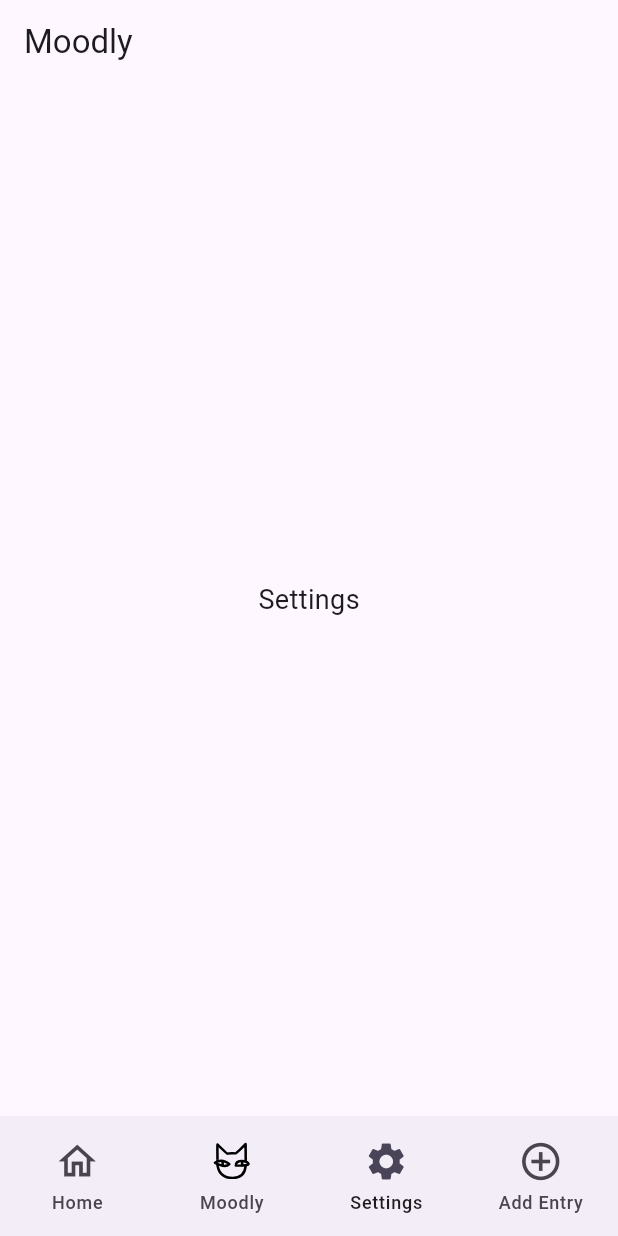
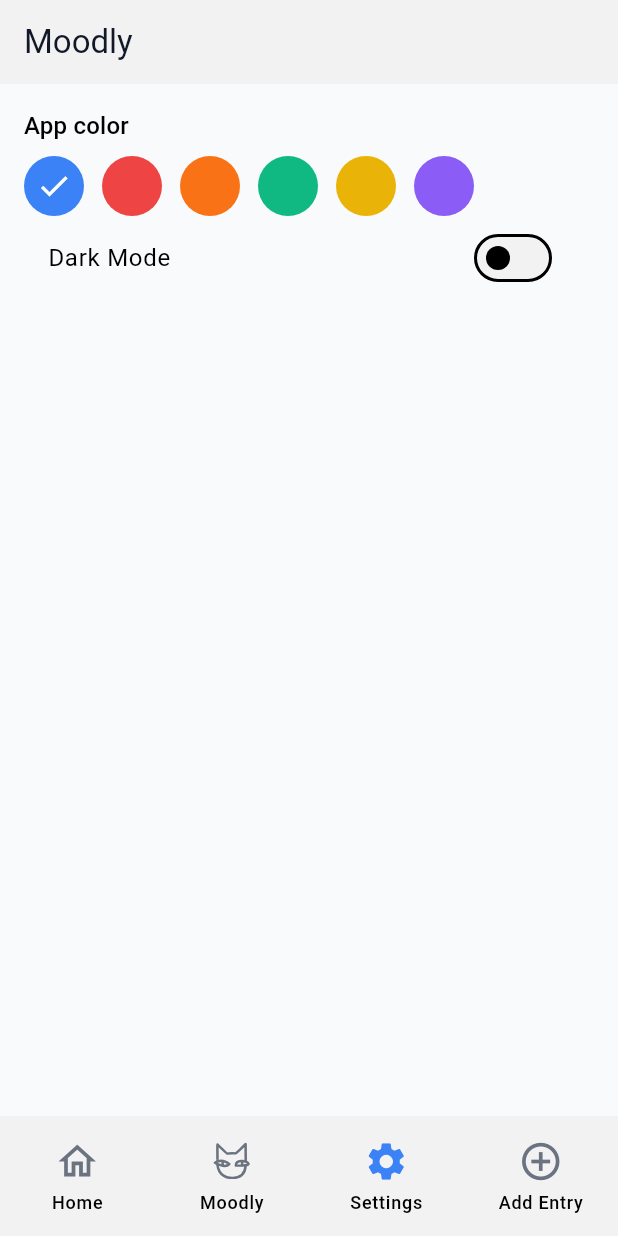
Before and after one commit to codemalcolm/moodly_client, a Flutter app: the screen it shows after launch, item 3 of the bottom bar chosen, on a phone screen of 412 x 824 dp. Run offline on Flutter 3.47's test engine with Material 3 defaults, Android fonts, the phone set to English and light mode, and no system bars; our stand-ins replace flutter_svg; network calls fail; project files that could hold a hidden picture were left out.

Commit message:
add color- and app-theme to lib with temporary settings screen

```diff
--- a/lib/main.dart
+++ b/lib/main.dart
@@ -1,15 +1,27 @@
 import 'package:flutter/material.dart';
+import 'package:moodly_client/theme/theme_notifier.dart';
 import 'package:moodly_client/widgets/app_scaffold.dart';
+import 'package:provider/provider.dart';
 
-void main() => runApp(MyApp());
+void main() {
+  runApp(
+    ChangeNotifierProvider(
+      create: (_) => ThemeNotifier(),
+      child: const MyApp(),
+    ),
+  );
+}
 
 class MyApp extends StatelessWidget {
   const MyApp({super.key});
 
   @override
   Widget build(BuildContext context) {
+    final themeNotifier = Provider.of<ThemeNotifier>(context);
+
     return MaterialApp(
       title: 'Flutter + Node + Mongo',
+      theme: themeNotifier.theme,
       initialRoute: '/day-view',
       routes: {
         '/day-view': (context) => const AppScaffold(currentIndex: 0),
--- a/lib/screens/new_entry_screen.dart
+++ b/lib/screens/new_entry_screen.dart
@@ -27,12 +27,21 @@ class NewEntryScreen extends StatelessWidget {
             ),
           ),
           SizedBox(height: 20),
+          TextField(
+            maxLines: 5,
+            decoration: InputDecoration(
+              labelText: 'Add image to your entry',
+              icon: Icon(Icons.photo),
+              border: OutlineInputBorder(),
+            ),
+          ),
+          SizedBox(height: 20),
           ElevatedButton(
             onPressed: () {
-              // Später: abspeichern
-              ScaffoldMessenger.of(context).showSnackBar(
-                SnackBar(content: Text('Entry saved (not really 😄)')),
-              );
+              // TODO: save the entry.
+              ScaffoldMessenger.of(
+                context,
+              ).showSnackBar(SnackBar(content: Text('Entry saved (TODO)')));
             },
             child: Text('Save'),
           ),
--- a/lib/screens/settings_screen.dart
+++ b/lib/screens/settings_screen.dart
@@ -1,10 +1,52 @@
 import 'package:flutter/material.dart';
+import 'package:moodly_client/theme/theme_notifier.dart';
+import 'package:provider/provider.dart';
+import '../theme/app_theme.dart';
 
 class SettingsScreen extends StatelessWidget {
   const SettingsScreen({super.key});
 
   @override
   Widget build(BuildContext context) {
-    return Center(child: Text('Settings', style: TextStyle(fontSize: 18)));
+    final themeNotifier = Provider.of<ThemeNotifier>(context);
+
+    return ListView(
+      padding: const EdgeInsets.all(16),
+      children: [
+        Text('App color', style: Theme.of(context).textTheme.titleMedium),
+        const SizedBox(height: 8),
+        Wrap(
+          spacing: 12,
+          children:
+              [
+                AccentColors.blue,
+                AccentColors.red,
+                AccentColors.orange,
+                AccentColors.green,
+                AccentColors.yellow,
+                AccentColors.purple,
+              ].map((color) {
+                return GestureDetector(
+                  onTap: () => themeNotifier.setPrimaryColor(color),
+                  child: CircleAvatar(
+                    radius: 20,
+                    backgroundColor: color,
+                    child:
+                        themeNotifier.primaryColor == color
+                            ? const Icon(Icons.check, color: Colors.white)
+                            : null,
+                  ),
+                );
+              }).toList(),
+        ),
+        SwitchListTile(
+          title: const Text('Dark Mode'),
+          value: themeNotifier.isDarkMode,
+          onChanged: (value) {
+            themeNotifier.toggleDarkMode(value);
+          },
+        ),
+      ],
+    );
   }
 }
--- /dev/null
+++ b/lib/theme/app_theme.dart
@@ -0,0 +1,94 @@
+import 'package:flutter/material.dart';
+
+class LightColors {
+  static const background = Color(0xFFF9FAFB);
+  static const surface = Color(0xFFF2F2F2);
+  static const secondary = Color(0xFF6B7280);
+  static const textPrimary = Color(0xFF111827);
+  static const textSecondary = Color(0xFF6B7280);
+  static const border = Color(0xFFE5E7EB);
+}
+
+class DarkColors {
+  static const background = Color(0xFF121212);
+  static const surface = Color(0xFF1E1E1E);
+  static const secondary = Color(0xFF9CA3AF);
+  static const textPrimary = Color(0xFFF9FAFB);
+  static const textSecondary = Color(0xFF9CA3AF);
+  static const border = Color(0xFF2C2C2C);
+}
+
+class AccentColors {
+  static const blue = Color(0xFF3B82F6);
+  static const red = Color(0xFFEF4444);
+  static const orange = Color(0xFFF97316);
+  static const green = Color(0xFF10B981);
+  static const yellow = Color(0xFFEAB308);
+  static const purple = Color(0xFF8B5CF6);
+}
+
+class AppTheme {
+  static ThemeData lightTheme(Color primaryColor) {
+    return ThemeData(
+      brightness: Brightness.light,
+      scaffoldBackgroundColor: LightColors.background,
+      primaryColor: primaryColor,
+      cardColor: LightColors.surface,
+      dividerColor: LightColors.border,
+      colorScheme: ColorScheme.light(
+        primary: primaryColor,
+        secondary: LightColors.secondary,
+        surface: LightColors.surface,
+      ),
+      textTheme: const TextTheme(
+        bodyMedium: TextStyle(color: LightColors.textPrimary),
+      ),
+      appBarTheme: const AppBarTheme(
+        backgroundColor: LightColors.surface,
+        foregroundColor: LightColors.textPrimary,
+        elevation: 0,
+      ),
+      inputDecorationTheme: InputDecorationTheme(
+        filled: true,
+        fillColor: LightColors.surface,
+        border: OutlineInputBorder(
+          borderSide: BorderSide(color: LightColors.border),
+          borderRadius: BorderRadius.circular(8),
+        ),
+      ),
+      useMaterial3: true,
+    );
+  }
+
+  static ThemeData darkTheme(Color primaryColor) {
+    return ThemeData(
+      brightness: Brightness.dark,
+      scaffoldBackgroundColor: DarkColors.background,
+      primaryColor: primaryColor,
+      cardColor: DarkColors.surface,
+      dividerColor: DarkColors.border,
+      colorScheme: ColorScheme.dark(
+        primary: primaryColor,
+        secondary: DarkColors.secondary,
+        surface: DarkColors.surface,
+      ),
+      textTheme: const TextTheme(
+        bodyMedium: TextStyle(color: DarkColors.textPrimary),
+      ),
+      appBarTheme: const AppBarTheme(
+        backgroundColor: DarkColors.surface,
+        foregroundColor: DarkColors.textPrimary,
+        elevation: 0,
+      ),
+      inputDecorationTheme: InputDecorationTheme(
+        filled: true,
+        fillColor: DarkColors.surface,
+        border: OutlineInputBorder(
+          borderSide: BorderSide(color: DarkColors.border),
+          borderRadius: BorderRadius.circular(8),
+        ),
+      ),
+      useMaterial3: true,
+    );
+  }
+}
--- /dev/null
+++ b/lib/theme/theme_notifier.dart
@@ -0,0 +1,34 @@
+import 'package:flutter/material.dart';
+import 'package:moodly_client/theme/app_theme.dart';
+
+class ThemeNotifier extends ChangeNotifier {
+  late ThemeData _currentTheme;
+  bool _isDarkMode = false;
+  Color _primaryColor = AccentColors.blue;
+
+  ThemeNotifier() {
+    _currentTheme = AppTheme.lightTheme(_primaryColor);
+  }
+
+  ThemeData get theme => _currentTheme;
+  bool get isDarkMode => _isDarkMode;
+  Color get primaryColor => _primaryColor;
+
+  void toggleDarkMode(bool isDark) {
+    _isDarkMode = isDark;
+    _currentTheme =
+        isDark
+            ? AppTheme.darkTheme(_primaryColor)
+            : AppTheme.lightTheme(_primaryColor);
+    notifyListeners();
+  }
+
+  void setPrimaryColor(Color color) {
+    _primaryColor = color;
+    _currentTheme =
+        _isDarkMode
+            ? AppTheme.darkTheme(_primaryColor)
+            : AppTheme.lightTheme(_primaryColor);
+    notifyListeners();
+  }
+}
--- a/lib/widgets/app_scaffold.dart
+++ b/lib/widgets/app_scaffold.dart
@@ -37,9 +37,17 @@ class AppScaffold extends StatelessWidget {
         },
         indicatorColor: Colors.transparent,
         destinations: <NavigationDestination>[
-          const NavigationDestination(
-            icon: Icon(Icons.home_outlined, size: 30.0),
-            selectedIcon: Icon(Icons.home, size: 30.0),
+          NavigationDestination(
+            icon: Icon(
+              Icons.home_outlined,
+              size: 30.0,
+              color: Theme.of(context).colorScheme.secondary,
+            ),
+            selectedIcon: Icon(
+              Icons.home,
+              size: 30.0,
+              color: Theme.of(context).colorScheme.primary,
+            ),
             label: 'Home',
           ),
           NavigationDestination(
@@ -47,24 +55,46 @@ class AppScaffold extends StatelessWidget {
               'assets/icons/moodly_icon_outlined.svg',
               width: 30,
               height: 30,
-              color: Colors.black,
+              colorFilter: ColorFilter.mode(
+                Theme.of(context).colorScheme.secondary,
+                BlendMode.srcIn,
+              ),
             ),
             selectedIcon: SvgPicture.asset(
               'assets/icons/moodly_icon.svg',
               width: 30,
               height: 30,
-              color: Colors.black,
+              colorFilter: ColorFilter.mode(
+                Theme.of(context).colorScheme.primary,
+                BlendMode.srcIn,
+              ),
             ),
             label: 'Moodly',
           ),
-          const NavigationDestination(
-            icon: Icon(Icons.settings_outlined, size: 30.0),
-            selectedIcon: Icon(Icons.settings, size: 30.0),
+          NavigationDestination(
+            icon: Icon(
+              Icons.settings_outlined,
+              size: 30.0,
+              color: Theme.of(context).colorScheme.secondary,
+            ),
+            selectedIcon: Icon(
+              Icons.settings,
+              size: 30.0,
+              color: Theme.of(context).colorScheme.primary,
+            ),
             label: 'Settings',
           ),
-          const NavigationDestination(
-            icon: Icon(Icons.add_circle_outline, size: 30.0),
-            selectedIcon: Icon(Icons.add_circle, size: 30.0),
+          NavigationDestination(
+            icon: Icon(
+              Icons.add_circle_outline,
+              size: 30.0,
+              color: Theme.of(context).colorScheme.secondary,
+            ),
+            selectedIcon: Icon(
+              Icons.add_circle,
+              size: 30.0,
+              color: Theme.of(context).colorScheme.primary,
+            ),
             label: 'Add Entry',
           ),
         ],
--- a/pubspec.yaml
+++ b/pubspec.yaml
@@ -11,7 +11,8 @@ dependencies:
     sdk: flutter
   flutter_svg: ^2.0.7
   http: ^1.3.0
-
+  provider: ^6.1.1
+  shared_preferences: ^2.2.2
 
 dev_dependencies:
   flutter_test:
```
Also changed, not shown: lib/screens/settings_account_screen.dart (added), pubspec.lock, 2 other files.
